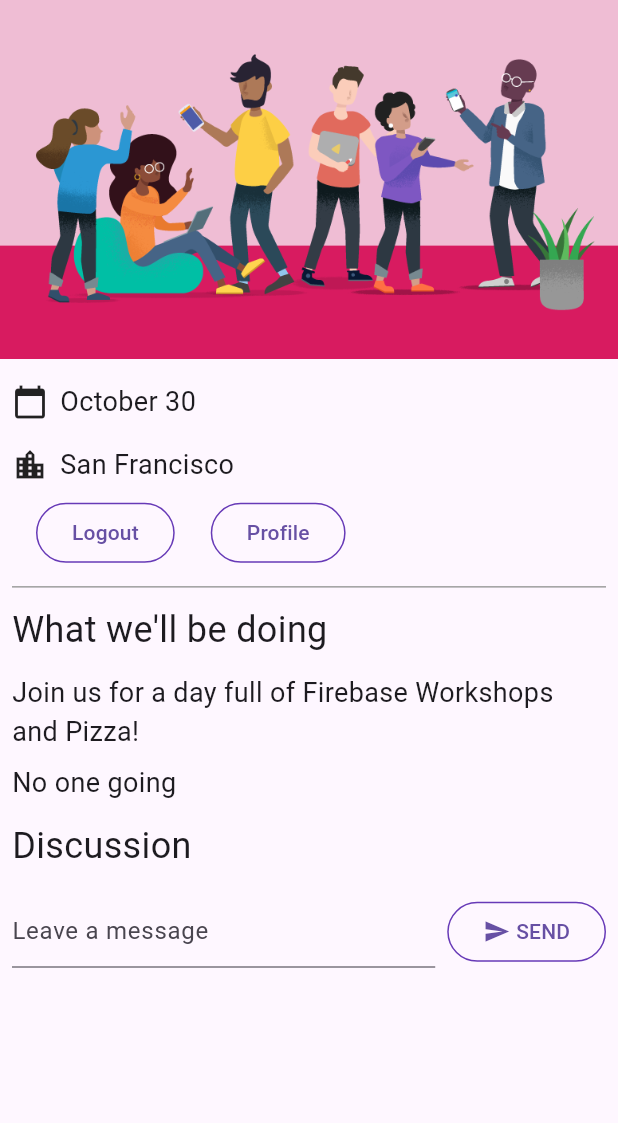
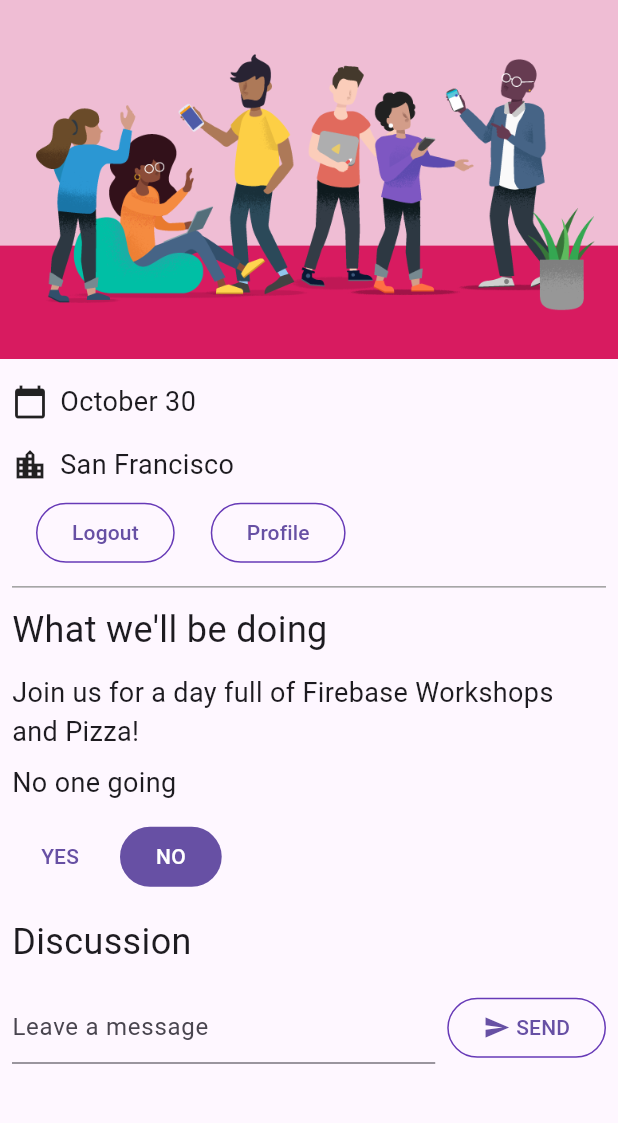
Before and after one commit to dodocap/flutter-codelabs-firebase, a Flutter app: the screen it shows once a user with an empty profile is signed in, on a phone screen of 412 x 824 dp, the part 84-1207 px from its top. Run offline on Flutter 3.47's test engine with Material 3 defaults, Android fonts, the phone set to English and light mode, and no system bars; our stand-ins replace cloud_firestore, firebase_auth, firebase_core, go_router, google_fonts; missing offline and left inert: firebase_ui_auth; accounts and stored records are empty.

Commit message:
feat: YesOrNo 위젯 누락 추가

```diff
--- a/lib/home_page.dart
+++ b/lib/home_page.dart
@@ -1,6 +1,7 @@
 import 'package:firebase_auth/firebase_auth.dart'
     hide EmailAuthProvider, PhoneAuthProvider;
 import 'package:flutter/material.dart';
+import 'package:gtk_flutter/yes_no_selection.dart';
 import 'package:provider/provider.dart';
 
 import 'app_state.dart';
@@ -52,6 +53,10 @@ class HomePage extends StatelessWidget {
                   _ => const Paragraph('No one going'),
                 },
                 if (appState.loggedIn) ...[
+                  YesNoSelection(
+                    state: appState.attending,
+                    onSelection: (attending) => appState.attending = attending,
+                  ),
                   const Header('Discussion'),
                   GuestBook(
                     addMessage: (message) =>
```
